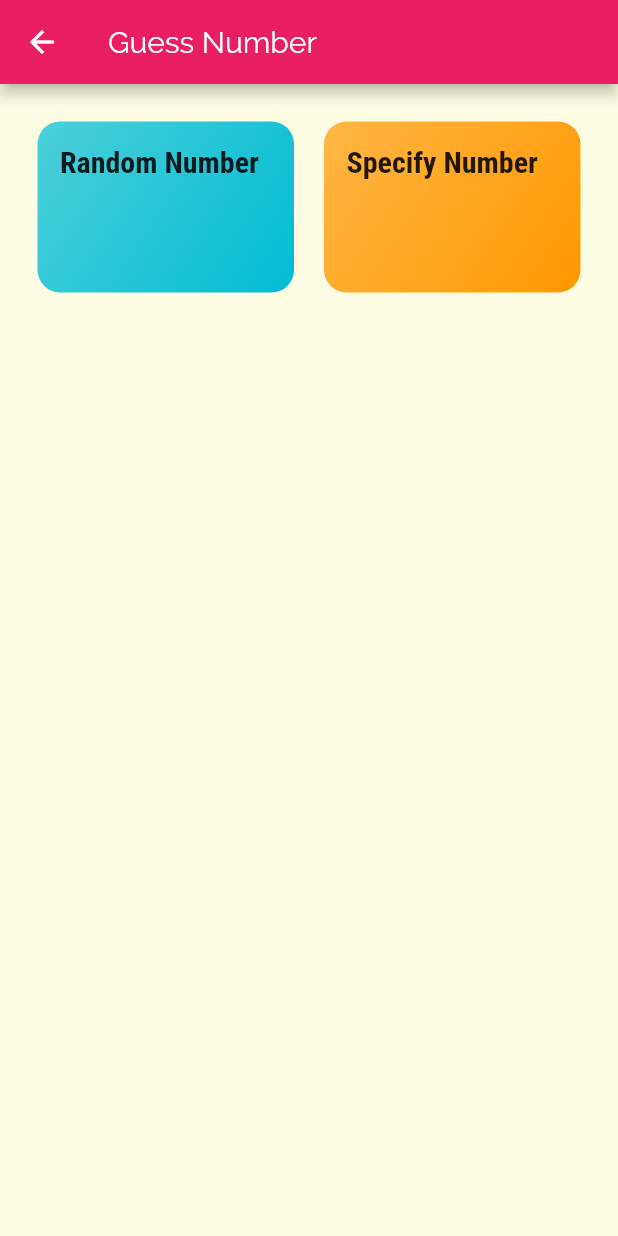
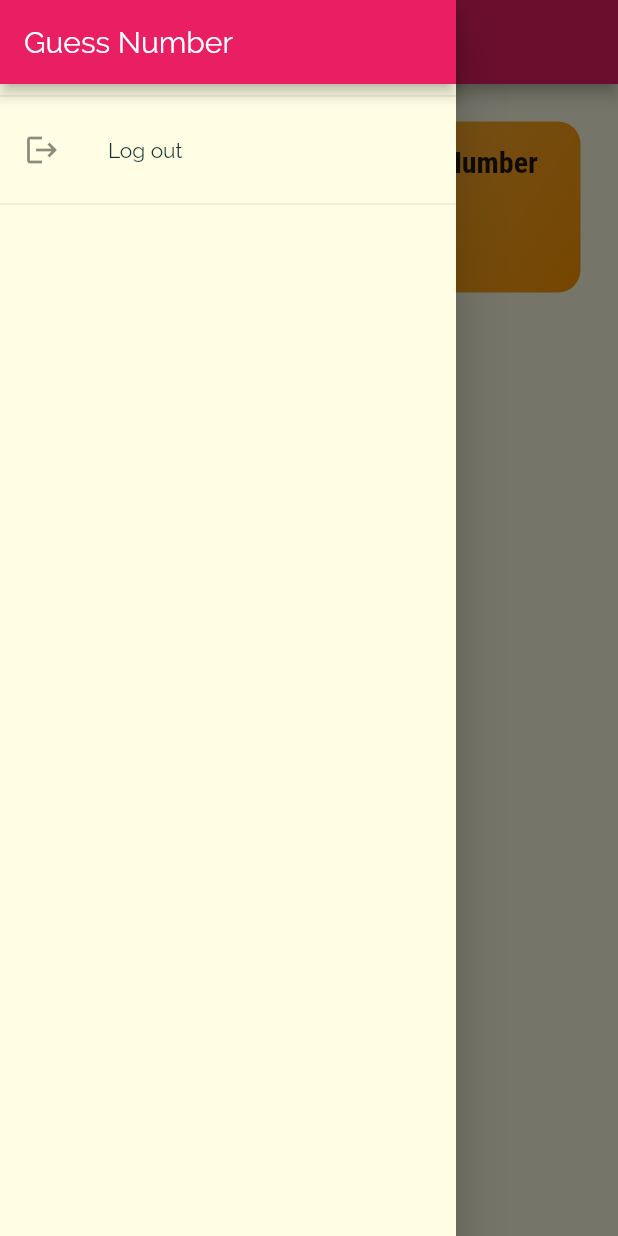
Before and after one commit to poknovem/guess_number, a Flutter app: the GameModeScreen screen opened by its route, with the side drawer open (before the commit the screen has no drawer), on a phone screen of 412 x 824 dp. Run offline on Flutter 3.47's test engine with Material 2 defaults, Android fonts, the phone set to English and light mode, and no system bars; our stand-ins replace shared_preferences; accounts and stored records are empty.

Commit message:
increase Drawer and Logout function

```diff
--- a/lib/providers/auth.dart
+++ b/lib/providers/auth.dart
@@ -8,7 +8,7 @@ import 'package:http/http.dart' as http;
 import 'package:shared_preferences/shared_preferences.dart';
 
 class Auth with ChangeNotifier {
-  static final USERDATA_PREFS_KEY = "userData";
+  static final String USERDATA_PREFS_KEY = "userData";
   String? _token;
   DateTime? _expiryDate;
   String? _userId;
--- a/lib/screen/game_mode_screen.dart
+++ b/lib/screen/game_mode_screen.dart
@@ -1,4 +1,5 @@
 import 'package:flutter/material.dart';
+import 'package:guess_number/widget/app_drawer.dart';
 import '../handler/game_handler.dart';
 import '../widget/game_mode_item.dart';
 
@@ -25,6 +26,7 @@ class GameModeScreen extends StatelessWidget {
           childAspectRatio: 3 / 2,
         ),
       ),
+      drawer: AppDrawer(),
     );
   }
 }
--- /dev/null
+++ b/lib/widget/app_drawer.dart
@@ -0,0 +1,31 @@
+import 'package:flutter/material.dart';
+import 'package:guess_number/providers/auth.dart';
+import 'package:provider/provider.dart';
+
+class AppDrawer extends StatelessWidget {
+  const AppDrawer({Key? key}) : super(key: key);
+
+  @override
+  Widget build(BuildContext context) {
+    return Drawer(
+      child: Column(
+        children: [
+          AppBar(
+            title: Text('Guess Number'),
+            automaticallyImplyLeading: false,
+          ),
+          Divider(),
+          ListTile(
+            leading: Icon(Icons.logout),
+            title: Text('Log out'),
+            onTap: () {
+              Navigator.of(context).pop();
+              Provider.of<Auth>(context, listen: false).logOut();
+            },
+          ),
+          Divider(),
+        ],
+      ),
+    );
+  }
+}
```
